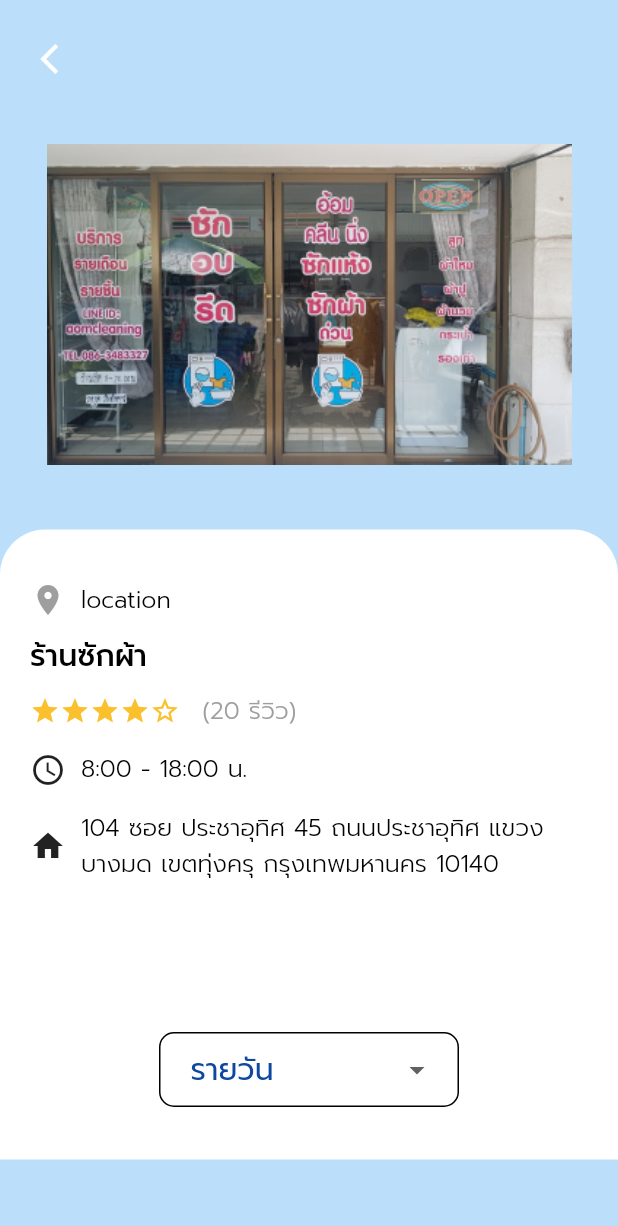
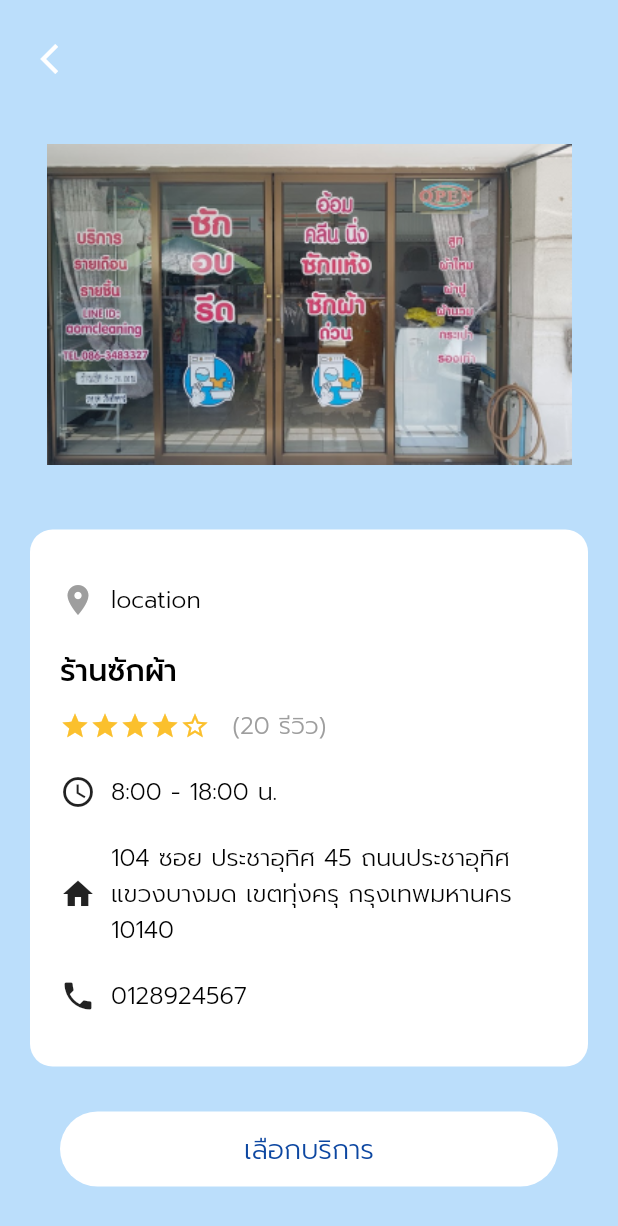
Before and after one commit to faiffk2541/Project_LQ_New, a Flutter app: the MenuDetailPage screen opened directly, on a phone screen of 412 x 824 dp. Shown: the top 1226 px of the screen. Run offline on Flutter 3.47's test engine with Material 2 defaults, Android fonts, the phone set to English and light mode, and no system bars; drawn by our look-alikes of smooth_star_rating; our stand-ins replace cloud_firestore, curved_navigation_bar, firebase_auth, firebase_core, firebase_storage, google_sign_in and 1 more; missing offline and left inert: flutter_auth_buttons; accounts and stored records are empty.

Commit message:
fix menudetail

```diff
--- a/newlaundry/lib/userpage/menu/menudetail.dart
+++ b/newlaundry/lib/userpage/menu/menudetail.dart
@@ -7,52 +7,7 @@ class MenuDetailPage extends StatefulWidget {
   MenuDetailState createState() => MenuDetailState();
 }
 
-class ListItem {
-  int value;
-  String name;
-
-  ListItem(this.value, this.name);
-}
-
 class MenuDetailState extends State<MenuDetailPage> {
-  List<ListItem> _dropdownItems = [
-    ListItem(1, "รายวัน"),
-    ListItem(2, "รายเดือน"),
-  ];
-
-  List<DropdownMenuItem<ListItem>> _dropdownMenuItems;
-  ListItem _selectedItem;
-
-  void initState() {
-    super.initState();
-    _dropdownMenuItems = buildDropDownMenuItems(_dropdownItems);
-    _selectedItem = _dropdownMenuItems[0].value;
-  }
-
-  List<DropdownMenuItem<ListItem>> buildDropDownMenuItems(List listItems) {
-    List<DropdownMenuItem<ListItem>> items = List();
-    for (ListItem listItem in listItems) {
-      items.add(
-        DropdownMenuItem(
-          child: Row(
-            children: [
-              Text(
-                listItem.name,
-                style: TextStyle(
-                    color: Colors.blue[900],
-                    fontFamily: 'Prompt',
-                    fontWeight: FontWeight.w400,
-                    fontSize: 20),
-              ),
-            ],
-          ),
-          value: listItem,
-        ),
-      );
-    }
-    return items;
-  }
-
   @override
   Widget build(BuildContext context) {
     return Scaffold(
@@ -80,112 +35,85 @@ class MenuDetailState extends State<MenuDetailPage> {
               child: Container(
                 height: 250,
                 width: 350,
-                //color: Colors.white,
                 child: Center(
                   child: Image.asset('assets/shop1.png'),
                 ),
               ),
             ),
           ),
-          Container(
+          Padding(
+            padding: EdgeInsets.only(right: 20, left: 20),
+            child: Container(
               padding: EdgeInsets.symmetric(vertical: 35, horizontal: 20),
-            //height: MediaQuery.of(context).size.height,
               width: MediaQuery.of(context).size.width,
               decoration: BoxDecoration(
                 color: Colors.white,
                 borderRadius: BorderRadius.only(
-                  topLeft: Radius.circular(30), topRight: Radius.circular(30)),
+                    topLeft: Radius.circular(15),
+                    topRight: Radius.circular(15),
+                    bottomLeft: Radius.circular(15),
+                    bottomRight: Radius.circular(15)),
               ),
               child: Column(
                 children: [
                   shopLocation(name: "พิกัด"),
-                SizedBox(height: 10),
+                  SizedBox(height: 20),
                   Row(
                     children: [
                       shopName(name: "ร้านซักรีด"),
                     ],
                   ),
-                SizedBox(height: 15),
+                  SizedBox(height: 20),
                   Row(
                     children: [
                       showtime(name: "time"),
                     ],
                   ),
-                SizedBox(height: 15),
+                  SizedBox(height: 20),
                   Row(
                     children: [
                       shopDetail(name: "ที่อยู่ร้าน"),
                     ],
                   ),
-                SizedBox(height: 100),
-                Column(
+                  SizedBox(height: 20),
+                  Row(
                     children: [
-                    Container(
-                      child: Center(
-                        child: Container(
-                          width: 200,
-                          height: 50,
-                          // child: RaisedButton(
-                          //   elevation: 0,
-                          //   color: Colors.blue,
-                          //   shape: RoundedRectangleBorder(
-                          //       borderRadius: BorderRadius.circular(50)),
-                          //   child: Text(
-                          //     'บริการของร้าน',
-                          //     style: TextStyle(
-                          //         color: Colors.white,
-                          //         fontFamily: 'Prompt',
-                          //         fontWeight: FontWeight.w400,
-                          //         fontSize: 20),
-                          //   ),
-                          //   onPressed: () {
-                          //     Navigator.push(
-                          //       context,
-                          //       MaterialPageRoute(
-                          //           builder: (context) => MenuServicePage()),
-                          //     );
-                          //   },
-                          // ),
-                          // child: DropdownButton<ListItem>(
-                          //     value: _selectedItem,
-                          //     items: _dropdownMenuItems,
-                          //     onChanged: (value) {
-                          //       setState(() {
-                          //         _selectedItem = value;
-                          //       });
-                          //     }),
-                          child: Padding(
-                            padding: const EdgeInsets.all(0.0),
-                            child: Container(
-                              padding: const EdgeInsets.only(
-                                  left: 20.0, right: 15.0),
-                              decoration: BoxDecoration(
-                                  borderRadius: BorderRadius.circular(10.0),
-                                  color: Colors.white,
-                                  border: Border.all()),
-                              child: DropdownButtonHideUnderline(
-                                child: DropdownButton(
-                                    value: _selectedItem,
-                                    items: _dropdownMenuItems,
-                                    onChanged: (value) {
-                                      Navigator.push(
-                                        context,
-                                        MaterialPageRoute(
-                                            builder: (context) =>
-                                                MenuServicePage()),
-                                      );
-                                    }),
-                              ),
-                            ),
-                          ),
-                        ),
-                      ),
-                    ),
+                      telphone(name: "เบอร์โทร"),
                     ],
                   ),
                 ],
               ),
             ),
+          ),
+          Padding(
+            padding: EdgeInsets.only(top: 30, left: 40, right: 40, bottom: 30),
+            child: Container(
+              width: 120,
+              height: 50,
+              child: RaisedButton(
+                onPressed: () {
+                  Navigator.push(
+                    context,
+                    MaterialPageRoute(
+                        builder: (context) => MenuServicePage()),
+                  );
+                },
+                padding: EdgeInsets.all(10),
+                color: Colors.white,
+                elevation: 0,
+                shape: RoundedRectangleBorder(
+                    borderRadius: BorderRadius.circular(30)),
+                child: Text(
+                  'เลือกบริการ',
+                  style: TextStyle(
+                      color: Colors.blue[900],
+                      fontFamily: 'Prompt',
+                      fontSize: 18,
+                      fontWeight: FontWeight.w300),
+                ),
+              ),
+            ),
+          )
         ],
       ),
     );
@@ -295,23 +223,24 @@ Expanded shopDetail({String name}) {
   );
 }
 
-// class Item {
-//   const Item(this.name, this.icon);
-//   final String name;
-//   final Icon icon;
-// }
-
-// List<Item> users = <Item>[
-//   const Item(
-//       'รายวัน',
-//       Icon(
-//         Icons.data_usage,
-//         color: Colors.blue,
-//       )),
-//   const Item(
-//       'รายเดือน',
-//       Icon(
-//         Icons.date_range,
-//         color: Colors.blue,
-//       )),
-// ];
+Expanded telphone({String name}) {
+  return Expanded(
+    child: Row(
+      children: [
+        Icon(Icons.phone),
+        SizedBox(height: 10, width: 10),
+        Flexible(
+          child: Text(
+            '0128924567',
+            overflow: TextOverflow.visible,
+            style: TextStyle(
+                color: Colors.black,
+                fontFamily: 'Prompt',
+                fontSize: 16,
+                fontWeight: FontWeight.w300),
+          ),
+        ),
+      ],
+    ),
+  );
+}
```
Lines whose indentation alone changed are shown as unchanged.
